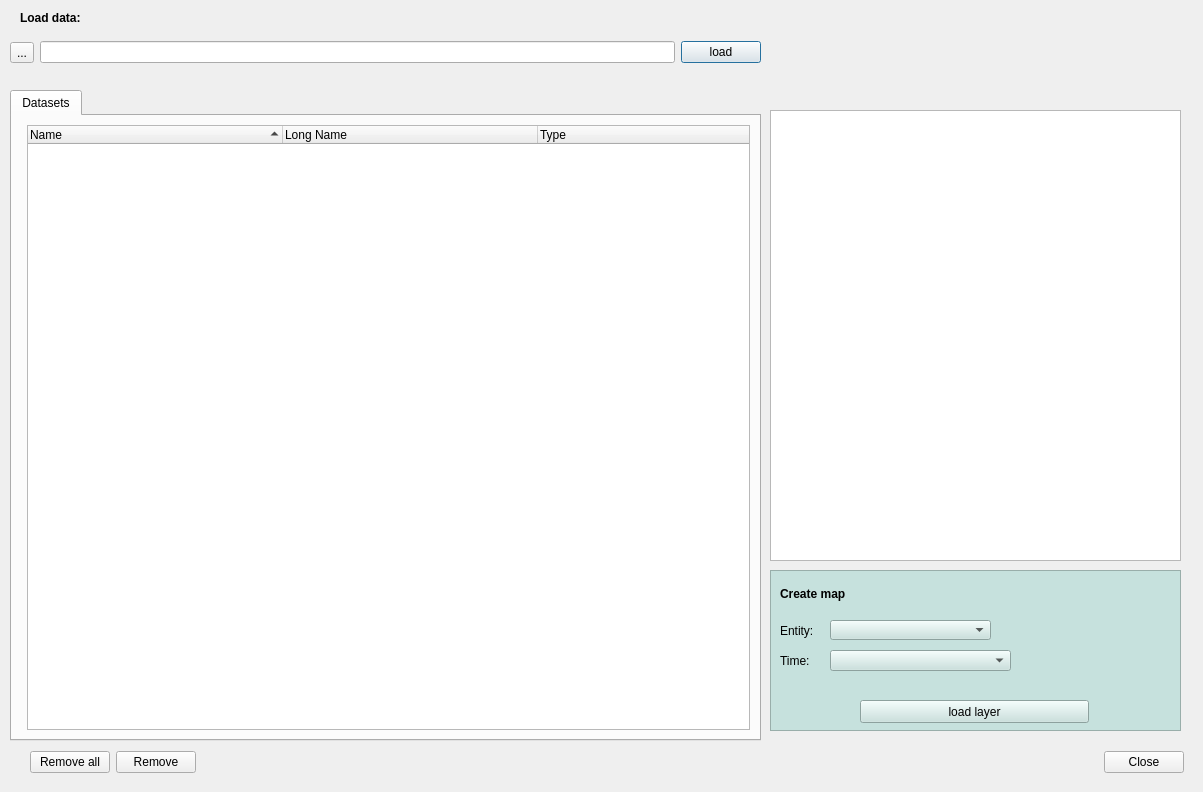
EBVcube/EBVCubeVisualizer, file netCDFVisualizer.ui: the form before one commit.
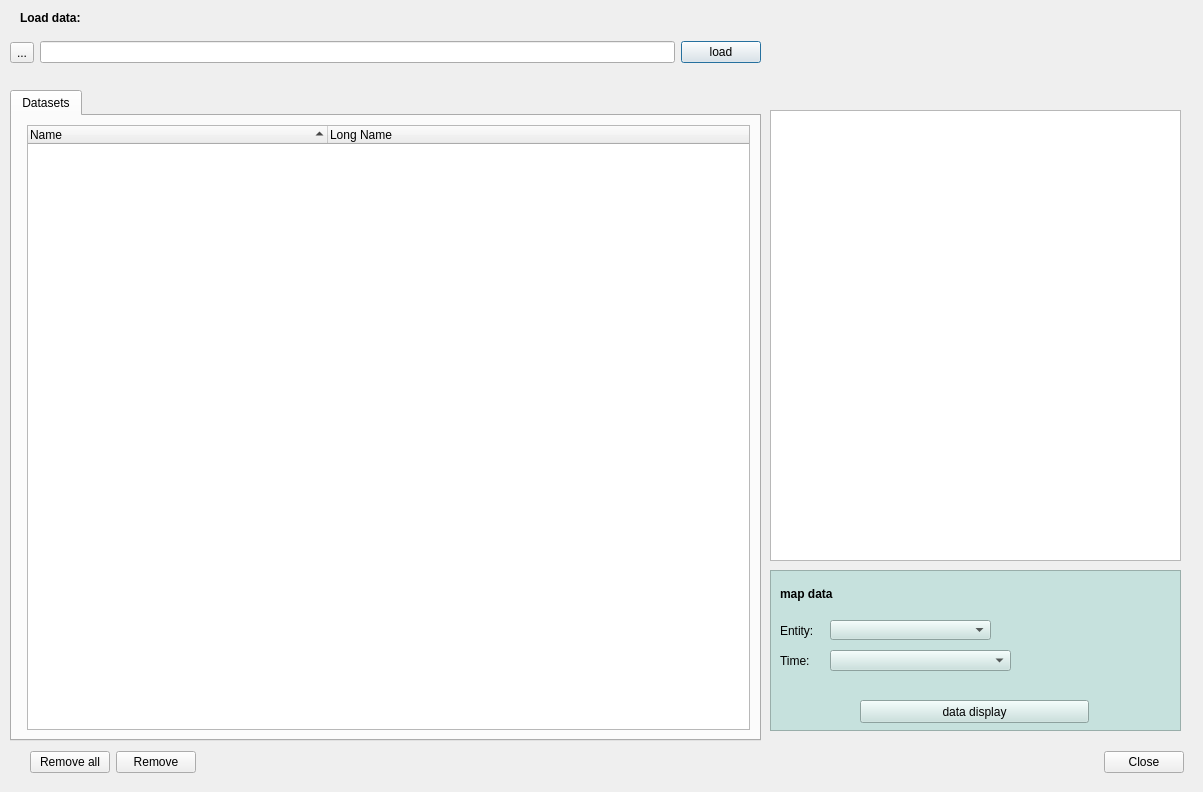
The form after the commit.

Commit message: the tzpe column has been deleted

Diff of the .ui file:
```diff
--- a/netCDFVisualizer.ui
+++ b/netCDFVisualizer.ui
@@ -110,9 +110,24 @@
        <layout class="QFormLayout" name="formLayout">
         <item row="0" column="1">
          <widget class="QTreeWidget" name="tree_data">
+          <property name="font">
+           <font>
+            <weight>50</weight>
+            <bold>false</bold>
+           </font>
+          </property>
           <property name="styleSheet">
            <string notr="true">alternate-background-color: rgb(205, 233, 236);</string>
           </property>
+          <property name="horizontalScrollBarPolicy">
+           <enum>Qt::ScrollBarAsNeeded</enum>
+          </property>
+          <property name="sizeAdjustPolicy">
+           <enum>QAbstractScrollArea::AdjustToContents</enum>
+          </property>
+          <property name="autoScrollMargin">
+           <number>50</number>
+          </property>
           <property name="alternatingRowColors">
            <bool>true</bool>
           </property>
@@ -126,7 +141,7 @@
            <number>206</number>
           </attribute>
           <attribute name="headerDefaultSectionSize">
-           <number>255</number>
+           <number>300</number>
           </attribute>
           <attribute name="headerShowSortIndicator" stdset="0">
            <bool>true</bool>
@@ -141,11 +156,6 @@
             <string>Long Name</string>
            </property>
           </column>
-          <column>
-           <property name="text">
-            <string>Type</string>
-           </property>
-          </column>
          </widget>
         </item>
        </layout>
@@ -335,7 +345,7 @@
      </font>
     </property>
     <property name="text">
-     <string>Create map</string>
+     <string>map data</string>
     </property>
    </widget>
    <widget class="QPushButton" name="btn_plot">
@@ -351,7 +361,7 @@
      <string notr="true">selection-background-color: rgb(83, 194, 200);</string>
     </property>
     <property name="text">
-     <string>load layer</string>
+     <string>data display</string>
     </property>
    </widget>
   </widget>
```
Left out of the diff: 3 changed lines with no effect on the pictures.
